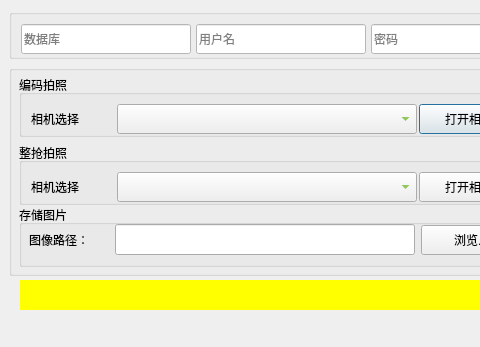
First picture: the form in GunManagementSystem/UI/ParameterSetting/ParameterSettings.ui, repository zhaixueming/GunManagementSystem, before the edit; both pictures show x 0 to 480 and y 0 to 347 of the 831 by 347 pixel window.
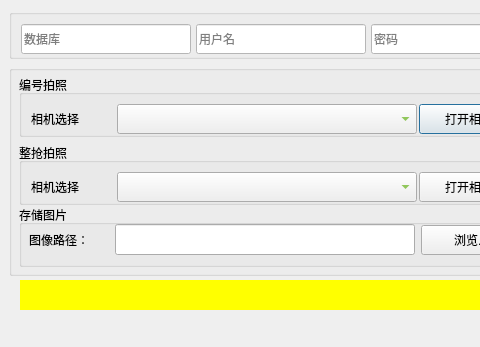
Second picture: the form after the edit. Icons and pictures are not drawn.

The edit to the form file:
```diff
--- a/GunManagementSystem/UI/ParameterSetting/ParameterSettings.ui
+++ b/GunManagementSystem/UI/ParameterSetting/ParameterSettings.ui
@@ -39,7 +39,7 @@
      </rect>
     </property>
     <property name="title">
-     <string>编码拍照</string>
+     <string>编号拍照</string>
     </property>
     <layout class="QGridLayout" name="gridLayout">
      <item row="0" column="0">
```
